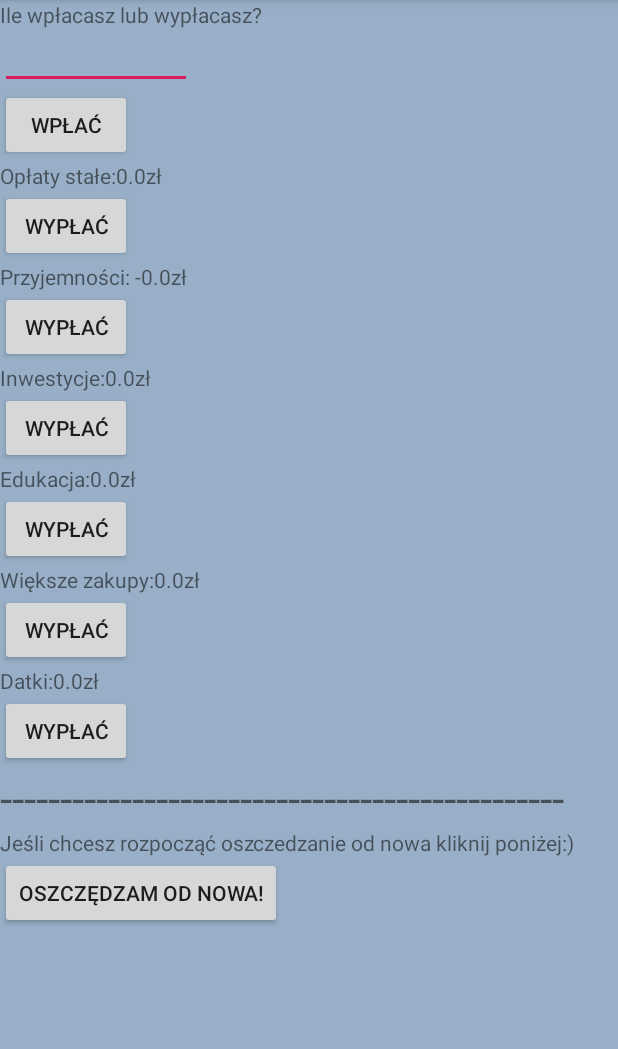
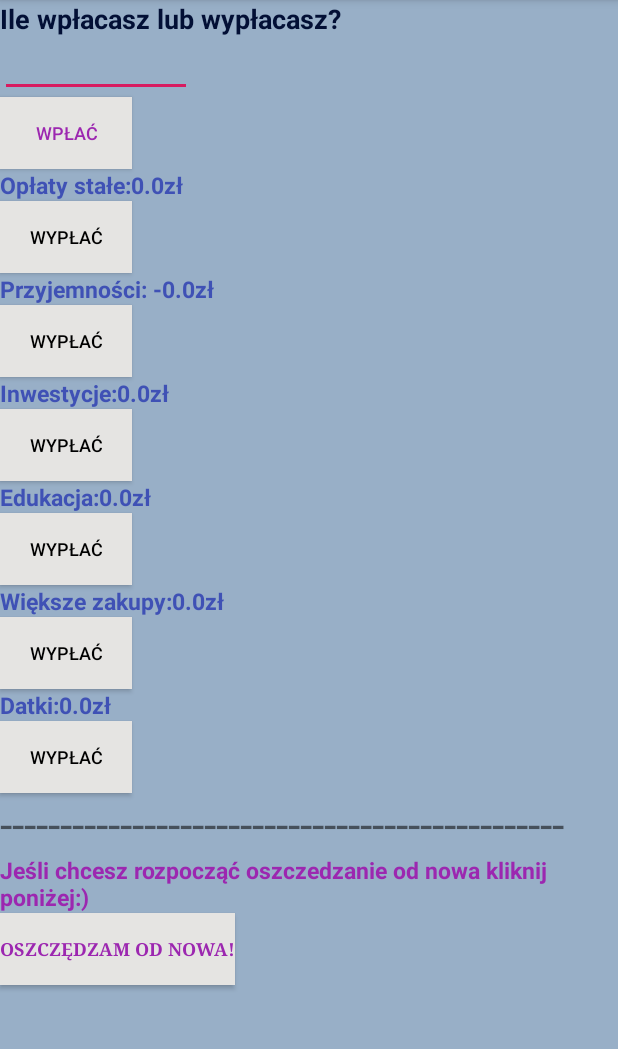
Before and after one commit to KwietniewskiD/6Jars_Project, an Android app: the screen it shows after launch (MainActivity), on a phone screen of 412 x 824 dp, the part 84-1133 px from its top. Run offline under Robolectric (Android 15) with nearby library versions, the light colour scheme and no system bars.

Commit message:
Update styles.xml

```diff
--- a/Andoid/Szesoikw/app/src/main/res/values/styles.xml
+++ b/Andoid/Szesoikw/app/src/main/res/values/styles.xml
@@ -13,6 +13,47 @@
         <item name="windowNoTitle">true</item>
     </style>
 
+    <style name="ButtonStyle">
+        <item name="android:textColor">#E91E63</item>
+        <item name="android:background">#E5E4E2</item>
+        <item name="android:textSize">12dp</item>
+    </style>
+
+    <style name="ButtonStyle.Add">
+        <item name="android:textColor">#9C27B0</item>
+    </style>
+
+    <style name="ButtonStyle.Rem">
+        <item name="android:textColor">#000000</item>
+
+    </style>
+
+    <style name="ButtonStyle.Clean">
+        <item name="android:textColor">#9C27B0</item>
+        <item name="android:typeface">serif</item>
+        <item name="android:textStyle">bold</item>
+    </style>
+
+    <style name="Napisy">
+        <item name="android:textColor">#000000</item>
+        <item name="android:textSize">18dp</item>
+        <item name="android:textStyle">bold</item>
+    </style>
+
+    <style name="Napisy.1">
+        <item name="android:textColor">#020F35</item>
+    </style>
+
+    <style name="Napisy.2">
+        <item name="android:textColor">#3F51B5</item>
+        <item name="android:textSize">15dp</item>
+    </style>
+
+    <style name="Napisy.3">
+        <item name="android:textColor">#9C27B0</item>
+        <item name="android:textSize">15dp</item>
+    </style>
+
     <style name="AppTheme.AppBarOverlay" parent="ThemeOverlay.AppCompat.Dark.ActionBar" />
 
     <style name="AppTheme.PopupOverlay" parent="ThemeOverlay.AppCompat.Light" />
```
